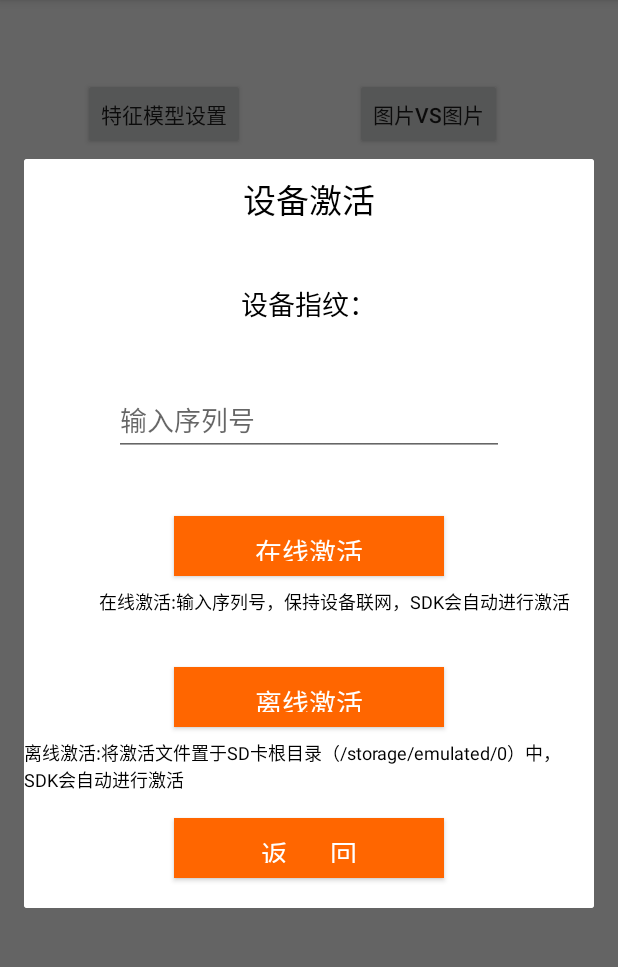
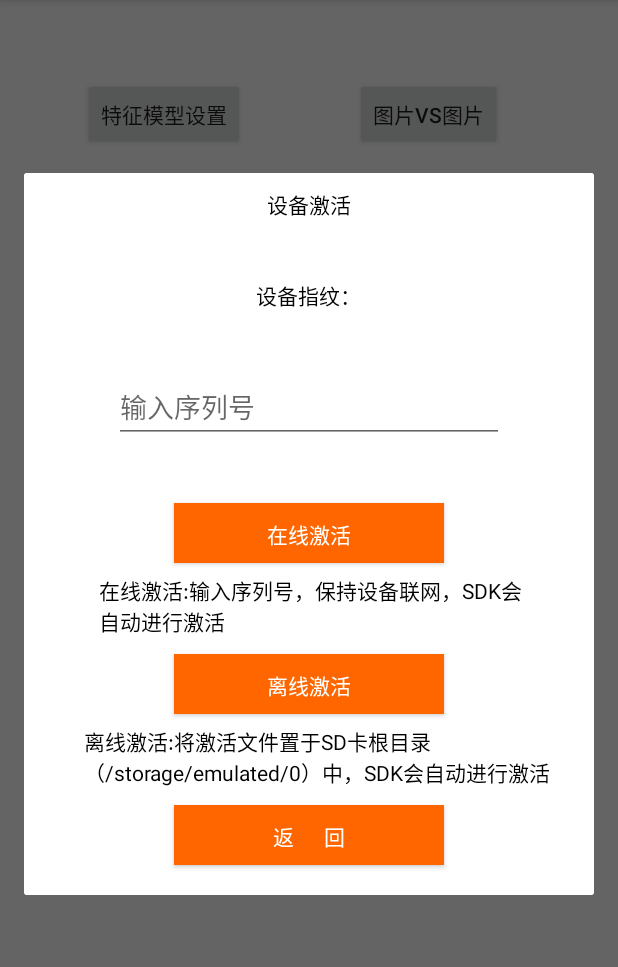
Before and after one commit to Kylinshui/Baidu_Face, an Android app: the screen it shows after launch (MainActivity), on a phone screen of 412 x 824 dp, the part 84-1051 px from its top. Run offline under Robolectric (Android 15) with nearby library versions, the phone set to English and light mode, and no system bars.

Commit message:
在手机上显示,设备激活界面字体大小问题

```diff
--- a/library/src/main/java/com/baidu/aip/ui/Activation.java
+++ b/library/src/main/java/com/baidu/aip/ui/Activation.java
@@ -36,6 +36,7 @@
 import android.os.Looper;
 import android.support.v4.app.ActivityCompat;
 import android.text.Editable;
+import android.text.InputType;
 import android.text.TextUtils;
 import android.text.TextWatcher;
 import android.text.method.ReplacementTransformationMethod;
@@ -105,7 +106,7 @@
 
         TextView titleTv = new TextView(context);
         titleTv.setText("设备激活");
-        titleTv.setTextSize(dip2px(15));
+       // titleTv.setTextSize(dip2px(15));
         titleTv.setTextColor(context.getResources().getColor(R.color.black));
 
         LinearLayout.LayoutParams titleParams = new LinearLayout.LayoutParams(
@@ -120,7 +121,7 @@
         deviceIdTv = new TextView(context);
         deviceIdTv.setTextIsSelectable(true);
         deviceIdTv.setText("设备指纹："+device);
-        deviceIdTv.setTextSize(dip2px(12));
+       // deviceIdTv.setTextSize(dip2px(12));
         deviceIdTv.setTextColor(context.getResources().getColor(R.color.black));
 
         LinearLayout.LayoutParams deviceIdParams = new LinearLayout.LayoutParams(
@@ -153,7 +154,7 @@
         activateBtn = new Button(context);
         // activateBtn.setId(100);
         activateBtn.setText("在线激活");
-        activateBtn.setTextSize(dip2px(12));
+       // activateBtn.setTextSize(dip2px(12));
         activateBtn.setTextColor(context.getResources().getColor(R.color.white));
         activateBtn.setBackgroundColor(context.getResources().getColor(R.color.buttonColor));
 
@@ -163,8 +164,10 @@
         activateParamsone.rightMargin = dip2px(20);
         activateParamsone.leftMargin = dip2px(60);
         tvOnLineText = new TextView(context);
-        tvOnLineText.setText("在线激活:输入序列号，保持设备联网，SDK会自动进行激活");
-        tvOnLineText.setTextSize(dip2px(8));
+        tvOnLineText.setSingleLine(false);
+        tvOnLineText.setText("在线激活:输入序列号，保持设备联网，SDK会\n自动进行激活");
+
+      //  tvOnLineText.setTextSize(dip2px(8));
         tvOnLineText.setTextColor(context.getResources().getColor(R.color.black));
 
 
@@ -176,7 +179,7 @@
         btOffLineActive = new Button(context);
         // activateBtn.setId(100);
         btOffLineActive.setText("离线激活");
-        btOffLineActive.setTextSize(dip2px(12));
+        //btOffLineActive.setTextSize(dip2px(12));
         btOffLineActive.setTextColor(context.getResources().getColor(R.color.white));
         btOffLineActive.setBackgroundColor(context.getResources().getColor(R.color.buttonColor));
 
@@ -185,10 +188,12 @@
         tvOffLineParams.gravity = Gravity.CENTER;
         tvOffLineParams.topMargin = dip2px(8);
         tvOffLineParams.rightMargin = dip2px(20);
-        tvOffLineParams.leftMargin = dip2px(20);
+        tvOffLineParams.leftMargin = dip2px(60);
         tvOffLineText = new TextView(context);
-        tvOffLineText.setText("离线激活:将激活文件置于SD卡根目录（/storage/emulated/0）中，SDK会自动进行激活");
-        tvOffLineText.setTextSize(dip2px(8));
+        tvOnLineText.setSingleLine(false);
+        tvOffLineText.setText("离线激活:将激活文件置于SD卡根目录\n（/storage/emulated/0）中，SDK会自动进行激活");
+        //tvOffLineText.setTextSize(dip2px(8));
+
         tvOffLineText.setTextColor(context.getResources().getColor(R.color.black));
 
         LinearLayout.LayoutParams backParams = new LinearLayout.LayoutParams(dip2px(180), dip2px(40));
@@ -202,7 +207,7 @@
         backBtn.setText("返      回");
         backBtn.setTextColor(context.getResources().getColor(R.color.white));
         backBtn.setBackgroundColor(context.getResources().getColor(R.color.buttonColor));
-        backBtn.setTextSize(dip2px(12));
+       // backBtn.setTextSize(dip2px(12));
 
         root.addView(titleTv, titleParams);
         root.addView(deviceIdTv, deviceIdParams);
@@ -388,7 +393,6 @@
     }
 
 
-
     private int dip2px(int dip) {
         Resources resources = context.getResources();
         int px = (int) TypedValue.applyDimension(
```
